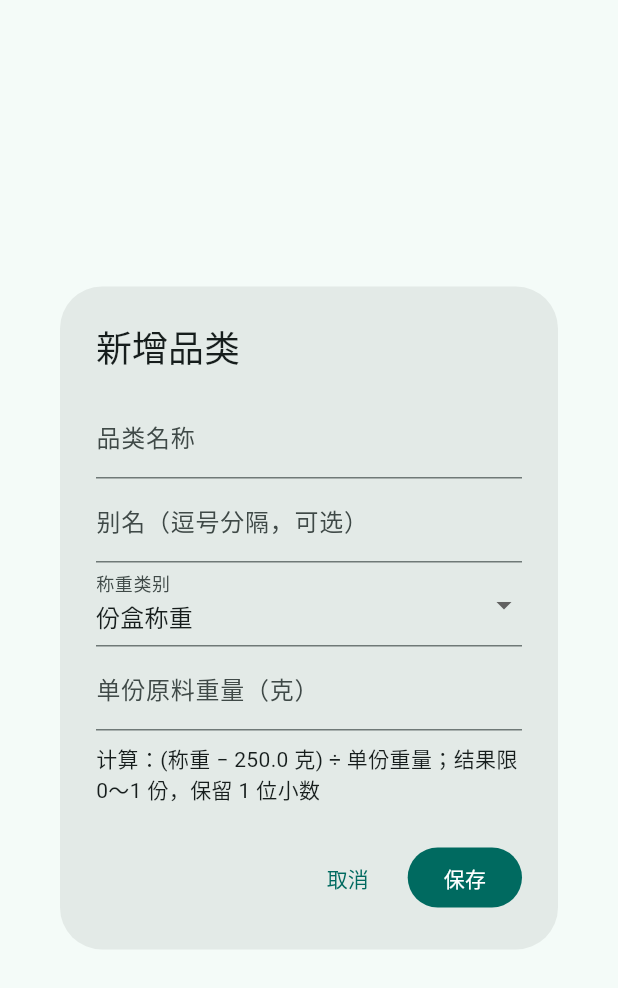
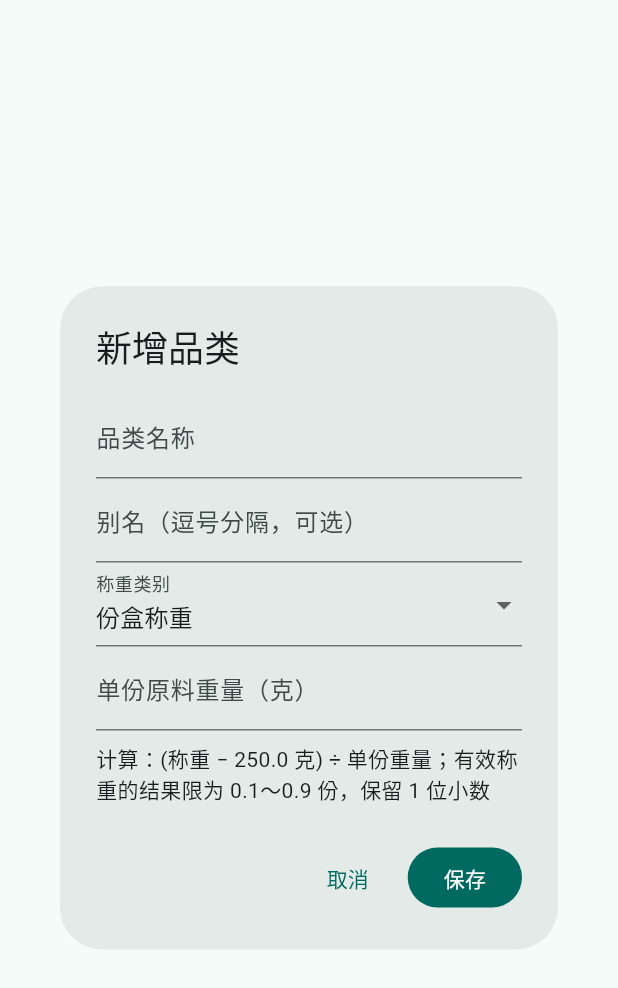
Before and after one commit to lhiqwj173/luckinstocktaking, a Flutter app: the CategoryDialog widget shown alone on an empty page, opened directly, on a phone screen of 412 x 824 dp. Shown: the top 988 px of the screen. Run offline on Flutter 3.47's test engine with Material 3 defaults, Android fonts, the phone set to English and light mode, and no system bars.

Commit message:
调整快捷指令交互顺序并限制份数范围

```diff
--- a/lib/main.dart
+++ b/lib/main.dart
@@ -399,7 +399,7 @@ class _HomePageState extends State<HomePage> {
                     child: ListTile(
                       title: Text(category.name),
                       subtitle: Text(
-                        '${category.type.label} · (称重 − ${category.tareGrams} 克) ÷ ${category.singleServingGrams} 克 · 结果 0～1 份',
+                        '${category.type.label} · (称重 − ${category.tareGrams} 克) ÷ ${category.singleServingGrams} 克 · 结果 0.1～0.9 份',
                       ),
                       trailing: PopupMenuButton<String>(
                         onSelected: (value) => value == 'edit'
@@ -415,7 +415,7 @@ class _HomePageState extends State<HomePage> {
                 ),
                 const SizedBox(height: 20),
                 const Text(
-                  '跨 App 使用：在“快捷指令”中添加“称重盘点计算”，将“品类名称或别名”和“称重（克）”都设为“每次询问”；再添加“显示结果”。运行时输入品类名称和称重。匹配多个品类时先选择，匹配不到会直接停止。可在“设置 → 辅助功能 → 触控 → 轻点背面”中指定该快捷指令。',
+                  '跨 App 使用：在“快捷指令”中添加“称重盘点计算”，将“品类名称或别名”和“称重（克）”均留空，再添加“显示结果”。运行时先输入品类名称或别名；匹配多个品类时先选择，再输入称重。匹配不到会直接停止。有效称重的结果限为 0.1～0.9 份。可在“设置 → 辅助功能 → 触控 → 轻点背面”中指定该快捷指令。',
                 ),
               ],
             ),
@@ -532,7 +532,7 @@ class _CategoryDialogState extends State<CategoryDialog> {
                 _number('皮重（克）', tare, allowZero: true),
               const SizedBox(height: 8),
               Text(
-                '计算：(称重 − ${type == WeighingType.other ? '自定义皮重' : '${type.tareGrams} 克'}) ÷ 单份重量；结果限 0～1 份，保留 1 位小数',
+                '计算：(称重 − ${type == WeighingType.other ? '自定义皮重' : '${type.tareGrams} 克'}) ÷ 单份重量；有效称重的结果限为 0.1～0.9 份，保留 1 位小数',
               ),
             ],
           ),
```
Also changed, not shown: lib/category.dart (+5 -2 lines), 2 other files.
